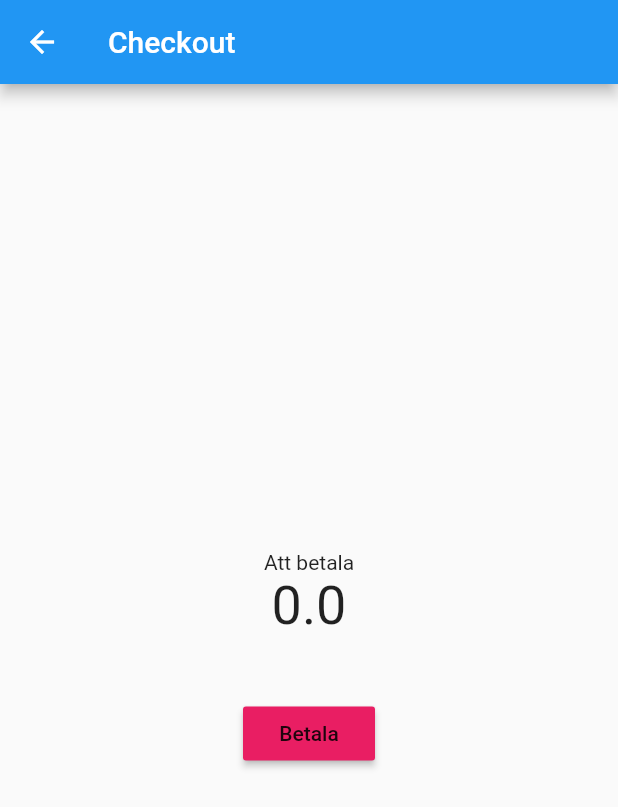
After one commit to rrostt/selfcheckout, a Flutter app: the screen it shows after launch, after a tap on an icon or button, on a phone screen of 412 x 824 dp. The commit adds this screen. Shown: the top 807 px of the screen. Run offline on Flutter 3.47's test engine with Material 2 defaults, Android fonts, the phone set to English and light mode, and no system bars; missing offline and left inert: barcode_scan.

Commit message:
Add Checkout

```diff
--- /dev/null
+++ b/lib/checkout.dart
@@ -0,0 +1,79 @@
+import 'package:flutter/material.dart';
+import './api.dart';
+import 'package:url_launcher/url_launcher.dart';
+
+class Checkout extends StatefulWidget {
+  final List<Item> items;
+
+  Checkout(this.items);
+
+  @override
+  _CheckoutState createState() => _CheckoutState();
+}
+
+class _CheckoutState extends State<Checkout> {
+  @override
+  Widget build(BuildContext context) {
+    return Scaffold(
+      appBar: AppBar(
+        title: Text('Checkout'),
+      ),
+      body: Center(
+        child: Column(
+          mainAxisAlignment: MainAxisAlignment.center,
+          children: <Widget>[
+            _summary(),
+            Container(height: 40),
+            Builder(
+              builder: (context) => RaisedButton(
+                onPressed: () async {
+                  var result = await _pay(context);
+                  Navigator.of(context).pop(result);
+                },
+                color: Colors.pink,
+                child: Text(
+                  'Betala',
+                ),
+              ),
+            ),
+          ],
+        ),
+      ),
+    );
+  }
+
+  Widget _summary() {
+    var total = widget.items.length > 0
+        ? widget.items.map((item) => item.ore).reduce((sum, item) => sum + item)
+        : 0;
+
+    return Column(
+      children: <Widget>[
+        Text('Att betala'),
+        Text(
+          '${total / 100}',
+          style: TextStyle(fontSize: 36),
+        ),
+      ],
+    );
+  }
+
+  Future<bool> _pay(context) async {
+    try {
+      // var phonenumber = '0712345678';
+      // var paymentId = await Api.initPayment(widget.items, phonenumber);
+      // print('got the paymentid = $paymentId');
+      var url =
+          'swish://paymentrequest'; // ?token=$_paymentRequestToken&callbackurl=$callbackUrl';
+      // var url = Api.getPaymentUrl(paymentId);
+      await launch(url, forceWebView: false);
+      return true;
+    } catch (e) {
+      print(e);
+      Scaffold.of(context).showSnackBar(SnackBar(
+        content: Text('Unable to prepare payment'),
+      ));
+      return false;
+    }
+  }
+}
--- a/lib/main.dart
+++ b/lib/main.dart
@@ -1,8 +1,10 @@
 import 'package:barcode_scan/barcode_scan.dart';
 import 'package:flutter/material.dart';
+
 import 'package:flutter/services.dart';
 
 import './api.dart';
+import './checkout.dart';
 
 void main() => runApp(MyApp());
 
@@ -69,7 +71,16 @@ class _ShoppingViewState extends State<ShoppingView> {
     }
   }
 
-  void _checkout() {}
+  void _checkout() async {
+    final result = await Navigator.of(context)
+        .push(MaterialPageRoute(builder: (context) => Checkout(_items)));
+
+    if (result) {
+      setState(() {
+        _items.clear();
+      });
+    }
+  }
 
   @override
   Widget build(BuildContext context) {
@@ -117,7 +128,7 @@ class _ShoppingViewState extends State<ShoppingView> {
       child: Container(
         padding: EdgeInsets.symmetric(vertical: 24),
         decoration: BoxDecoration(color: Colors.pink),
-        child: Center(child: Text('Total: ${total / 100}')),
+        child: Center(child: Text('Att Betala: ${total / 100}')),
       ),
     );
   }
--- a/pubspec.yaml
+++ b/pubspec.yaml
@@ -25,6 +25,7 @@ dependencies:
   cupertino_icons: ^0.1.2
   barcode_scan: any
   http: any
+  url_launcher: any
 
 dev_dependencies:
   flutter_test:
```
Also changed, not shown: lib/api.dart (+32 -3 lines), pubspec.lock, 1 other file.
